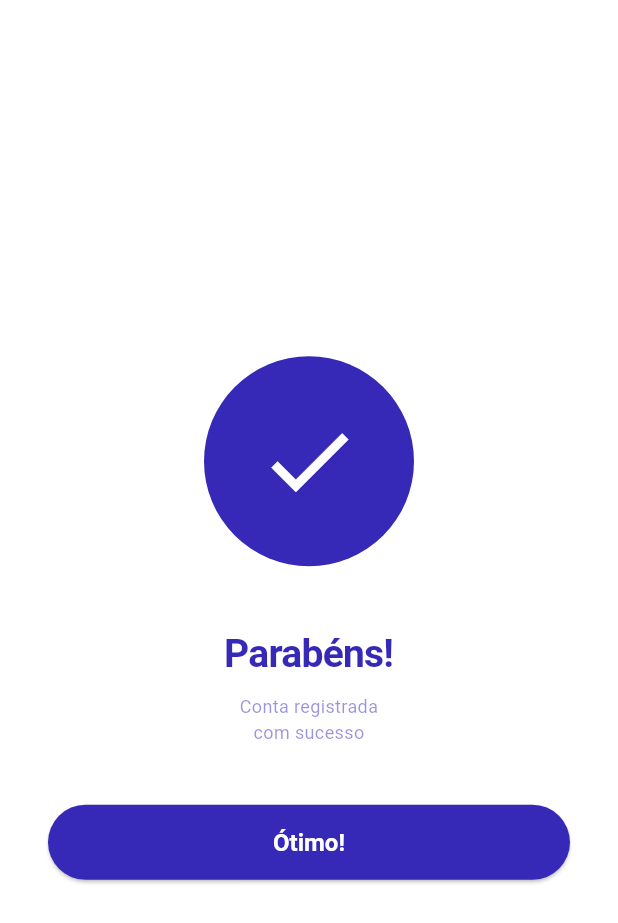
After one commit to DavidSFreire/tarsobank, a Flutter app: the SuccessScreen screen opened directly, on a phone screen of 412 x 824 dp. The commit adds this screen. Shown: the top 923 px of the screen. Run offline on Flutter 3.47's test engine with Material 3 defaults, Android fonts, the light colour scheme and no system bars; our stand-ins replace mask_text_input_formatter.

Commit message:
success screen add

```diff
--- a/lib/views/auth/login_screen.dart
+++ b/lib/views/auth/login_screen.dart
@@ -83,7 +83,6 @@ class LoginScreen extends StatelessWidget {
                       context,
                       MaterialPageRoute(builder: (context) => const RegisterScreen()),
                     );
-                    // Navegar para tela de cadastro
                   },
                   child: const Text('Criar conta'),
                 ),
--- /dev/null
+++ b/lib/views/auth/success_screen.dart
@@ -0,0 +1,79 @@
+import 'package:flutter/material.dart';
+import 'package:tarsobank/src/utils/theme.dart';
+import 'package:tarsobank/views/auth/login_screen.dart';
+
+class SuccessScreen extends StatelessWidget {
+  const SuccessScreen({super.key});
+
+  @override
+  Widget build(BuildContext context) {
+    return Scaffold(
+      backgroundColor: Colors.white, // Fundo branco como no design
+      body: Center(
+        child: Padding(
+          padding: const EdgeInsets.symmetric(horizontal: 32.0),
+          child: Column(
+            mainAxisAlignment: MainAxisAlignment.center,
+            children: [
+              Stack(
+                alignment: Alignment.center,
+                children: [
+                  Container(
+                    width: 140,
+                    height: 140,
+                    decoration: BoxDecoration(
+                      color: AppTheme.primaryDark,
+                      shape: BoxShape.circle,
+                    ),
+                  ),
+                  const Icon(
+                    Icons.check,
+                    size: 70,
+                    color: Colors.white,
+                  ),
+                ],
+              ),
+              const SizedBox(height: 40),
+              Text(
+                'Parabéns!',
+                style: AppTheme.loginTitle,
+              ),
+              const SizedBox(height: 8),
+              // Texto secundário
+              Text(
+                'Conta registrada\ncom sucesso',
+                style: AppTheme.bodySmall.copyWith(
+                  color: AppTheme.primaryDark.withOpacity(0.5),
+                ),
+                textAlign: TextAlign.center,
+              ),
+              const SizedBox(height: 40),
+              // Botão "Ótimo!"
+              SizedBox(
+                width: double.infinity,
+                height: 50,
+                child: ElevatedButton(
+                  onPressed: () {
+                    Navigator.pushReplacement(
+                      context,
+                      MaterialPageRoute(
+                        builder: (context) => const LoginScreen  (),
+                      ),
+                    );
+                  },
+                  style: ElevatedButton.styleFrom(
+                    backgroundColor: AppTheme.primaryDark,
+                    shape: RoundedRectangleBorder(
+                      borderRadius: BorderRadius.circular(30),
+                    ),
+                  ),
+                  child: Text('Ótimo!', style: AppTheme.buttonText),
+                ),
+              ),
+            ],
+          ),
+        ),
+      ),
+    );
+  }
+}
```
Also changed, not shown: lib/assets/splash.png (added).
